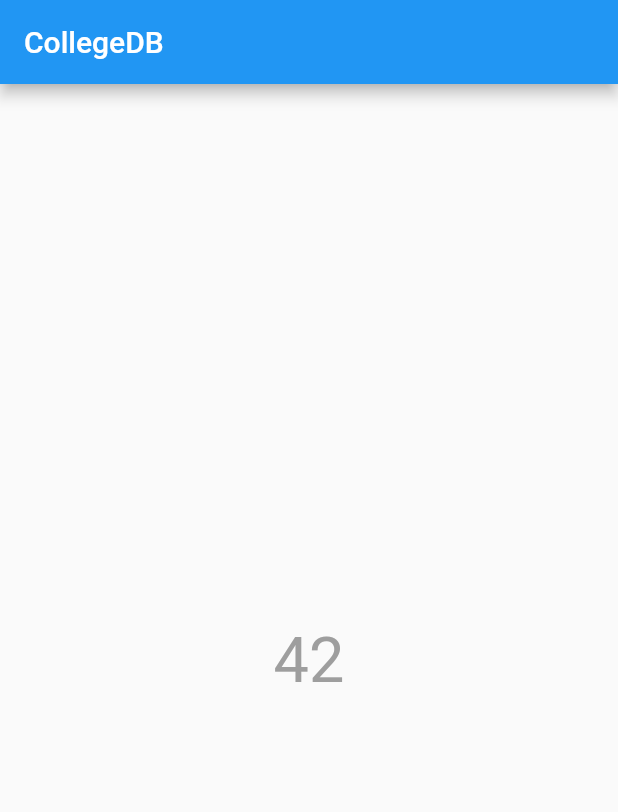
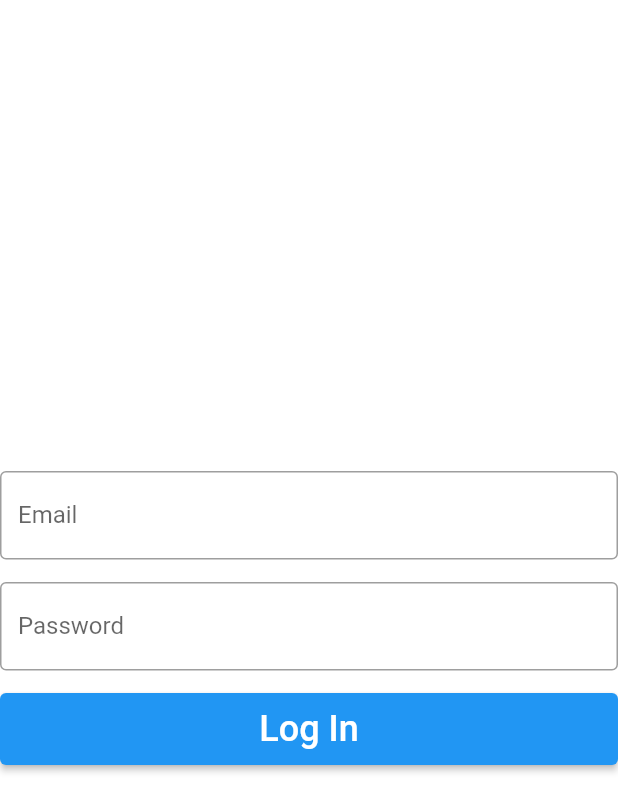
Before and after one commit to akesharwani23/college_db, a Flutter app: the screen it shows after launch, on a phone screen of 412 x 824 dp. Shown: the top 812 px of the screen. Run offline on Flutter 3.47's test engine with Material 2 defaults, Android fonts, the phone set to English and light mode, and no system bars; our stand-ins replace firebase_auth, firebase_core; accounts and stored records are empty.

Commit message:
LogIn working

```diff
--- a/lib/main.dart
+++ b/lib/main.dart
@@ -1,6 +1,12 @@
+import 'package:college_db/screens/authentication_screen.dart';
+import 'package:college_db/screens/home_screen.dart';
+import 'package:firebase_auth/firebase_auth.dart';
+import 'package:firebase_core/firebase_core.dart';
 import 'package:flutter/material.dart';
 
-void main() {
+void main() async {
+  WidgetsFlutterBinding.ensureInitialized();
+  await Firebase.initializeApp();
   runApp(const MyApp());
 }
 
@@ -9,26 +15,16 @@ class MyApp extends StatelessWidget {
 
   @override
   Widget build(BuildContext context) {
-    return const MaterialApp(
-      home: HomeScreen(),
+    return MaterialApp(
+      home: StreamBuilder<User?>(
+          stream: FirebaseAuth.instance.authStateChanges(),
+          builder: (context, snapshot) {
+            if (snapshot.hasData) {
+              return HomeScreen();
+            } else {
+              return AuthenticationScreen();
+            }
+          }),
     );
   }
 }
-
-class HomeScreen extends StatelessWidget {
-  const HomeScreen({Key? key}) : super(key: key);
-
-  @override
-  Widget build(BuildContext context) {
-    return Scaffold(
-      appBar: AppBar(
-        title: const Text('CollegeDB'),
-      ),
-      body: const Center(
-          child: Text(
-        '42',
-        style: TextStyle(fontSize: 42, color: Colors.grey),
-      )),
-    );
-  }
-}
--- /dev/null
+++ b/lib/screens/authentication_screen.dart
@@ -0,0 +1,84 @@
+import 'package:firebase_auth/firebase_auth.dart';
+import 'package:flutter/material.dart';
+
+class AuthenticationScreen extends StatefulWidget {
+  AuthenticationScreen({Key? key}) : super(key: key);
+
+  @override
+  State<AuthenticationScreen> createState() => _AuthenticationScreenState();
+}
+
+class _AuthenticationScreenState extends State<AuthenticationScreen> {
+  final _emailController = TextEditingController();
+  final _passwordController = TextEditingController();
+  var _isLoading = false;
+  @override
+  void dispose() {
+    _emailController.dispose();
+    _passwordController.dispose();
+    super.dispose();
+  }
+
+  void _loginFunction() async {
+    setState(() {
+      _isLoading = true;
+    });
+    await FirebaseAuth.instance.signInWithEmailAndPassword(
+        email: _emailController.text.trim(),
+        password: _passwordController.text.trim());
+    setState(() {
+      _isLoading = false;
+    });
+  }
+
+  @override
+  Widget build(BuildContext context) {
+    return Scaffold(
+      backgroundColor: Colors.white,
+      body: _isLoading
+          ? Center(child: CircularProgressIndicator())
+          : Center(
+              child: SingleChildScrollView(
+                child: Column(
+                    mainAxisAlignment: MainAxisAlignment.spaceBetween,
+                    children: [
+                      // SizedBox(
+                      //   height: 30,
+                      // ),
+                      TextField(
+                        controller: _emailController,
+                        decoration: InputDecoration(
+                          border: OutlineInputBorder(),
+                          labelText: 'Email',
+                        ),
+                        textInputAction: TextInputAction.next,
+                      ),
+                      SizedBox(height: 15),
+                      TextField(
+                        controller: _passwordController,
+                        textInputAction: TextInputAction.done,
+                        decoration: InputDecoration(
+                          border: OutlineInputBorder(),
+                          labelText: 'Password',
+                        ),
+                        obscureText: true,
+                      ),
+                      SizedBox(height: 15),
+                      ElevatedButton(
+                          onPressed: _loginFunction,
+                          // onPressed: () => print('clicked'),
+                          child: Container(
+                            alignment: Alignment.center,
+                            width: double.infinity,
+                            margin: EdgeInsets.all(10),
+                            child: const Text(
+                              'Log In',
+                              style: TextStyle(fontSize: 24),
+                            ),
+                          ))
+                    ]),
+              ),
+            ),
+    );
+  }
+}
```
Also changed, not shown: lib/screens/home_screen.dart (added, +26 -0 lines).
